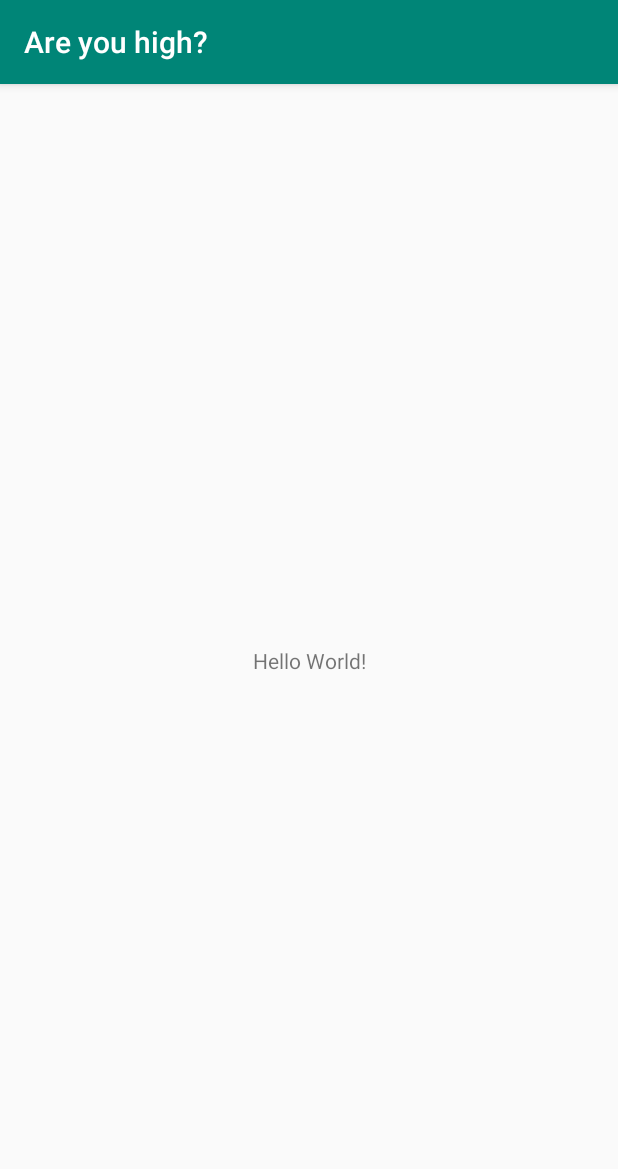
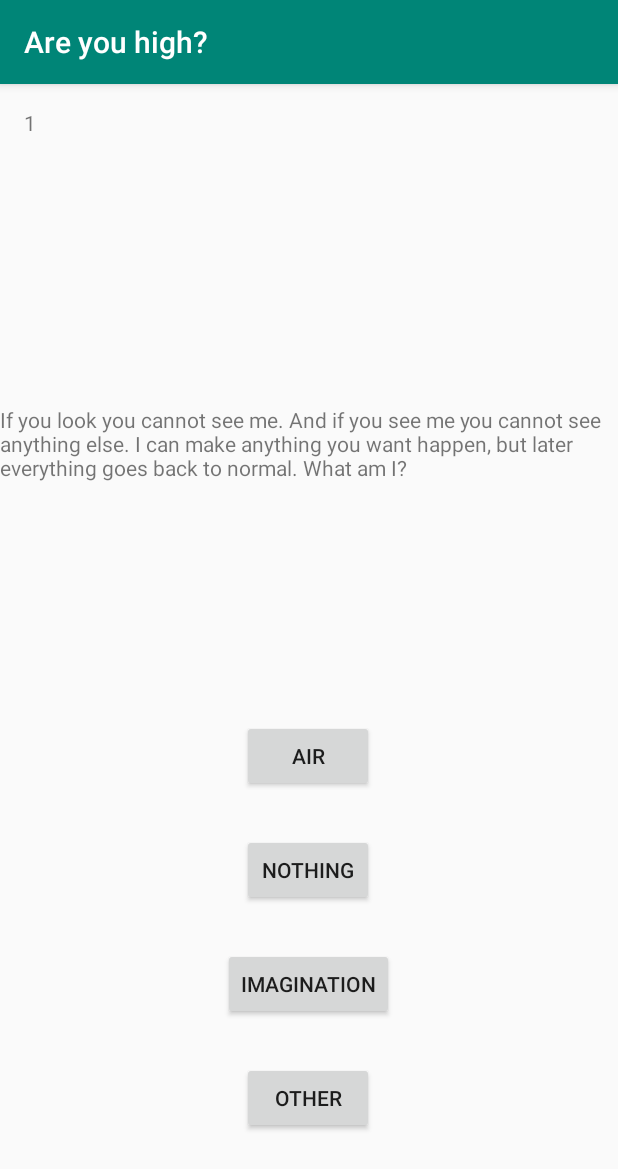
Before and after one commit to hoangthongtv91/are_you_high, an Android app: the screen it shows after launch (MainActivity), on a phone screen of 412 x 824 dp. Shown: the top 1169 px of the screen. Run offline under Robolectric (Android 15) with nearby library versions, the phone set to English and light mode, and no system bars.

Commit message:
first prototype

```diff
--- a/app/src/main/java/com/example/areyouhigh/MainActivity.java
+++ b/app/src/main/java/com/example/areyouhigh/MainActivity.java
@@ -2,12 +2,58 @@ package com.example.areyouhigh;
 
 import android.support.v7.app.AppCompatActivity;
 import android.os.Bundle;
+import android.view.View;
+import android.widget.Button;
+import android.widget.TextView;
+
+import java.util.Random;
 
 public class MainActivity extends AppCompatActivity {
+    private TextView mQuestionNumber;
+    private TextView mQuestionDescription;
+    private Button mChoice1;
+    private Button mChoice2;
+    private Button mChoice3;
+    private Button mChoice4;
+    private int number;
+    private Question mQuestion = new Question();
+    private int mQuestionLength = mQuestion.getQuestionLength();
 
     @Override
     protected void onCreate(Bundle savedInstanceState) {
         super.onCreate(savedInstanceState);
         setContentView(R.layout.activity_main);
+
+        mQuestionNumber = findViewById(R.id.question_num);
+        mQuestionDescription = findViewById(R.id.question_des);
+        mChoice1 = findViewById(R.id.choice1);
+        mChoice2 = findViewById(R.id.choice2);
+        mChoice3 = findViewById(R.id.choice3);
+        mChoice4 = findViewById(R.id.choice4);
+        updateQuestion();
+    }
+
+    public void chooseAnswer1(View view) {
+    }
+
+    public void chooseAnswer2(View view) {
+    }
+
+    public void chooseAnswer3(View view) {
+    }
+
+    public void chooseAnswer4(View view) {
+    }
+
+    private void updateQuestion(){
+        number++;
+        mQuestionNumber.setText(Integer.toString(number));
+        Random r = new Random();
+        int x = r.nextInt(mQuestionLength);
+        mQuestionDescription.setText(mQuestion.getQuestion(x));
+        mChoice1.setText(mQuestion.getChoice1(x));
+        mChoice2.setText(mQuestion.getChoice2(x));
+        mChoice3.setText(mQuestion.getChoice3(x));
+        mChoice4.setText(mQuestion.getChoice4(x));
     }
 }
--- /dev/null
+++ b/app/src/main/java/com/example/areyouhigh/Question.java
@@ -0,0 +1,60 @@
+package com.example.areyouhigh;
+
+public class Question {
+    private String mQuestions[] = {
+            "Adriana's mom had four kids: Marta, Anna, Justina...",
+            "A man pushed his car past a hotel, only to realize he was bankrupt. How did he figure this out? (He did not have his wallet on him, or in the car)",
+            "If there are 100000000 bricks on a plane, and one falls off, how many are left?",
+            "The dead bodies of Bob and Ann are lying on the floor. They are naked and wet. Their bodies have absolutely no cuts. The windows are open to the house they live in, and it is stormy. How did they die?",
+            "Imagine you're in a dark room that is perfectly empty with nothing in it. There are no windows or doors. What is the easiest way to escape?",
+            "A woman is walking, then suddenly dies in the middle of the street. How?",
+            "If you look you cannot see me. And if you see me you cannot see anything else. I can make anything you want happen, but later everything goes back to normal. What am I?",
+            "A man is going to a party. Along the way he meets a man with seven wives. Each of the wives as seven bags. Each of the bags have seven cats. Each of the cats has seven kittens. Each of the kittens has seven toys. How many people are going to the party?",
+            "What walks on four legs in the morning, two in the afternoon and three in the evening?",
+            "This has beautiful marble-white walls and beautiful gold. Many thieves, like yourself, want the gold. The thing has no doors or windows. However, it breaks easily to reveal the gold. It is a what?"
+    };
+
+    private String mChoices[][] = {
+            {"Annabell", "Chloe", "Adriana", "Cleopatra"},
+            {"He was mugged as he pushed the car into the parking lot", "He was playing a board game", "His pockets were empty", "There was a text alert"},
+            {"99999999", "100000000", "3749875", "1", "0"},
+            {"Struck by lightning", "Poisoned", "Drowned", "They aren't human"},
+            {"Stop imagining you are in that room", "Die", "Wait", "Dig a hole in the ground with your bare hands"},
+            {"She was run over by a car", "She was hit with a brick", "She was shot", "She was poisoned"},
+            {"Air", "Nothing", "Imagination", "Other"},
+            {"1", "0", "16.857", "9"},
+            {"A robot with special programming", "A human", "A monkey who gets his leg cut off, grows them back, then loses them again", "Someone demented"},
+            {"Old palace", "Museum attic", "Egg", "Ball"}
+    };
+
+    private String mCorerctAnswers[] = {"Adriana", "He was playing a board game", "99999999", "They aren't human", "Stop imagining you are in that room", "She was hit with a brick",
+            "Imagination", "1", "A human", "Egg"};
+
+    public String getQuestion(int x){
+        return mQuestions[x];
+    }
+
+    public String getChoice1(int x){
+        return mChoices[x][0];
+    }
+
+    public String getChoice2(int x){
+        return mChoices[x][1];
+    }
+
+    public String getChoice3(int x){
+        return mChoices[x][2];
+    }
+
+    public String getChoice4(int x){
+        return mChoices[x][3];
+    }
+
+    public String getCorrectAnswer(int x){
+        return mCorerctAnswers[x];
+    }
+
+    public int getQuestionLength(){
+        return mQuestions.length;
+    }
+}
--- a/app/src/main/res/layout/activity_main.xml
+++ b/app/src/main/res/layout/activity_main.xml
@@ -7,12 +7,83 @@
     tools:context=".MainActivity">
 
     <TextView
+        android:id="@+id/question_num"
         android:layout_width="wrap_content"
         android:layout_height="wrap_content"
-        android:text="Hello World!"
-        app:layout_constraintBottom_toBottomOf="parent"
-        app:layout_constraintLeft_toLeftOf="parent"
-        app:layout_constraintRight_toRightOf="parent"
+        android:layout_marginStart="16dp"
+        android:layout_marginTop="16dp"
+        android:text="QuestionNumber"
+        app:layout_constraintStart_toStartOf="parent"
         app:layout_constraintTop_toTopOf="parent" />
 
+    <TextView
+        android:id="@+id/question_des"
+        android:layout_width="wrap_content"
+        android:layout_height="wrap_content"
+        android:layout_marginStart="8dp"
+        android:layout_marginTop="8dp"
+        android:layout_marginEnd="8dp"
+        android:layout_marginBottom="8dp"
+        android:text="QuestionDescription"
+        app:layout_constraintBottom_toTopOf="@+id/choice1"
+        app:layout_constraintEnd_toEndOf="parent"
+        app:layout_constraintStart_toStartOf="parent"
+        app:layout_constraintTop_toBottomOf="@+id/question_num"
+        app:layout_constraintVertical_bias="0.531" />
+
+    <Button
+        android:id="@+id/choice1"
+        android:layout_width="wrap_content"
+        android:layout_height="wrap_content"
+        android:layout_marginStart="8dp"
+        android:layout_marginEnd="8dp"
+        android:layout_marginBottom="28dp"
+        android:text="Choice1"
+        app:layout_constraintBottom_toTopOf="@+id/choice2"
+        app:layout_constraintEnd_toEndOf="parent"
+        app:layout_constraintHorizontal_bias="0.498"
+        app:layout_constraintStart_toStartOf="parent"
+        android:onClick="chooseAnswer1"/>
+
+    <Button
+        android:id="@+id/choice2"
+        android:layout_width="wrap_content"
+        android:layout_height="wrap_content"
+        android:layout_marginStart="8dp"
+        android:layout_marginEnd="8dp"
+        android:layout_marginBottom="28dp"
+        android:text="Choice2"
+        app:layout_constraintBottom_toTopOf="@+id/choice3"
+        app:layout_constraintEnd_toEndOf="parent"
+        app:layout_constraintHorizontal_bias="0.498"
+        app:layout_constraintStart_toStartOf="parent"
+        android:onClick="chooseAnswer2"/>
+
+    <Button
+        android:id="@+id/choice3"
+        android:layout_width="wrap_content"
+        android:layout_height="wrap_content"
+        android:layout_marginStart="8dp"
+        android:layout_marginEnd="8dp"
+        android:layout_marginBottom="28dp"
+        android:text="Choice3"
+        app:layout_constraintBottom_toTopOf="@+id/choice4"
+        app:layout_constraintEnd_toEndOf="parent"
+        app:layout_constraintHorizontal_bias="0.498"
+        app:layout_constraintStart_toStartOf="parent"
+        android:onClick="chooseAnswer3"/>
+
+    <Button
+        android:id="@+id/choice4"
+        android:layout_width="wrap_content"
+        android:layout_height="wrap_content"
+        android:layout_marginStart="8dp"
+        android:layout_marginEnd="8dp"
+        android:layout_marginBottom="68dp"
+        android:text="Choice4"
+        app:layout_constraintBottom_toBottomOf="parent"
+        app:layout_constraintEnd_toEndOf="parent"
+        app:layout_constraintHorizontal_bias="0.498"
+        app:layout_constraintStart_toStartOf="parent"
+        android:onClick="chooseAnswer4"/>
 </android.support.constraint.ConstraintLayout>
```
